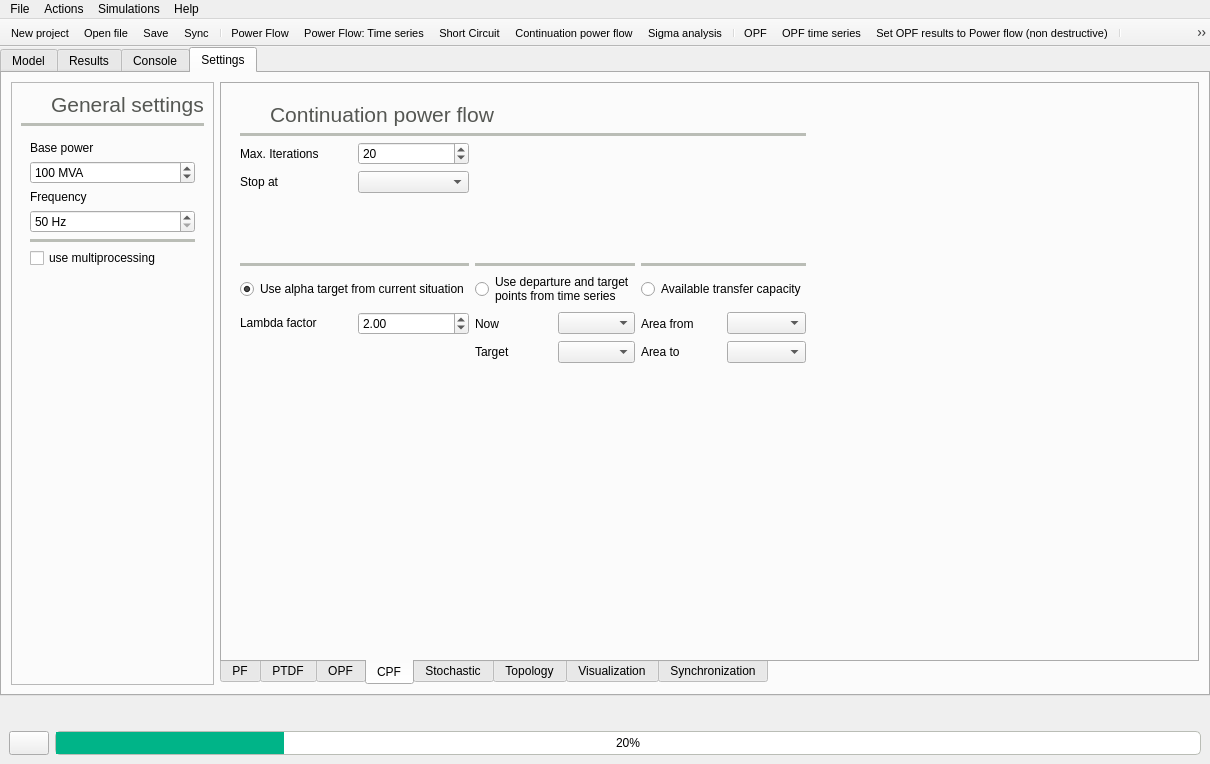
SanPen/GridCal, file src/GridCal/Gui/Main/MainWindow.ui: the form before one commit.
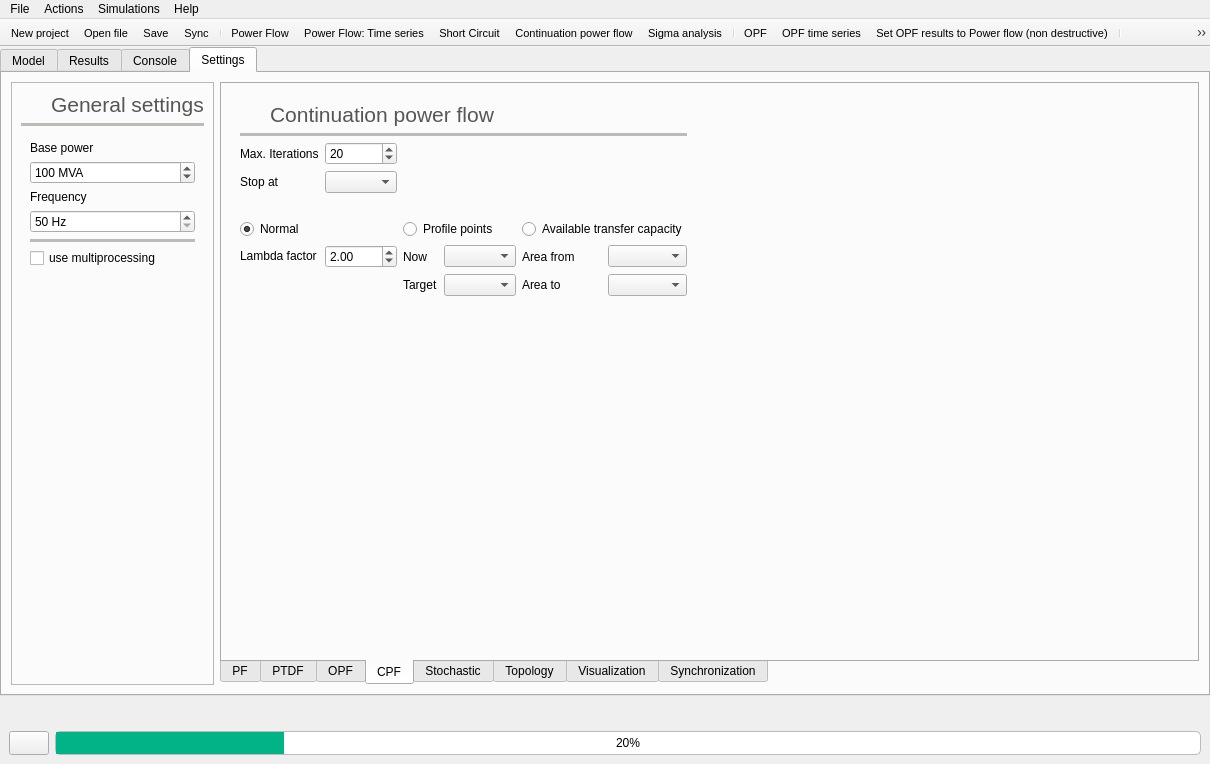
The form after the commit. The open tabs and pages were chosen to show the change. Icons and pictures are not drawn.

Commit message: Greatly improved the file efficiency by saving pandas pickles in the .gridcal file. Also fixed issue with loading booleans Also Fixed issue with Areas not loading right Also added area NTC based on CPF

What changed in the file:
```diff
--- a/src/GridCal/Gui/Main/MainWindow.ui
+++ b/src/GridCal/Gui/Main/MainWindow.ui
@@ -3305,86 +3305,6 @@
                <enum>QFrame::Raised</enum>
               </property>
               <layout class="QGridLayout" name="gridLayout_2">
-               <item row="9" column="0">
-                <widget class="QLabel" name="label_18">
-                 <property name="text">
-                  <string>&lt;html&gt;&lt;head/&gt;&lt;body&gt;&lt;p&gt;Lambda factor&lt;/p&gt;&lt;/body&gt;&lt;/html&gt;</string>
-                 </property>
-                </widget>
-               </item>
-               <item row="3" column="0">
-                <widget class="QLabel" name="label_8">
-                 <property name="text">
-                  <string>Stop at</string>
-                 </property>
-                </widget>
-               </item>
-               <item row="10" column="5">
-                <widget class="QComboBox" name="areaToComboBox"/>
-               </item>
-               <item row="9" column="3">
-                <widget class="QComboBox" name="vs_departure_comboBox"/>
-               </item>
-               <item row="10" column="3">
-                <widget class="QComboBox" name="vs_target_comboBox"/>
-               </item>
-               <item row="10" column="4">
-                <widget class="QLabel" name="label_26">
-                 <property name="text">
-                  <string>Area to</string>
-                 </property>
-                </widget>
-               </item>
-               <item row="9" column="4">
-                <widget class="QLabel" name="label_25">
-                 <property name="text">
-                  <string>Area from</string>
-                 </property>
-                </widget>
-               </item>
-               <item row="2" column="0">
-                <widget class="QLabel" name="label_29">
-                 <property name="text">
-                  <string>Max. Iterations</string>
-                 </property>
-                </widget>
-               </item>
-               <item row="2" column="1">
-                <widget class="QSpinBox" name="vs_max_iterations_spinBox">
-                 <property name="minimum">
-                  <number>1</number>
-                 </property>
-                 <property name="maximum">
-                  <number>300</number>
-                 </property>
-                 <property name="value">
-                  <number>20</number>
-                 </property>
-                </widget>
-               </item>
-               <item row="9" column="5">
-                <widget class="QComboBox" name="areaFromComboBox"/>
-               </item>
-               <item row="4" column="0">
-                <spacer name="verticalSpacer_7">
-                 <property name="orientation">
-                  <enum>Qt::Vertical</enum>
-                 </property>
-                 <property name="sizeHint" stdset="0">
-                  <size>
-                   <width>20</width>
-                   <height>40</height>
-                  </size>
-                 </property>
-                </spacer>
-               </item>
-               <item row="9" column="2">
-                <widget class="QLabel" name="label_19">
-                 <property name="text">
-                  <string>Now</string>
-                 </property>
-                </widget>
-               </item>
                <item row="1" column="0" colspan="6">
                 <widget class="Line" name="line_17">
                  <property name="palette">
@@ -3435,120 +3355,6 @@
                  </property>
                 </widget>
                </item>
-               <item row="7" column="2" colspan="2">
-                <widget class="Line" name="line_25">
-                 <property name="palette">
-                  <palette>
-                   <active>
-                    <colorrole role="WindowText">
-                     <brush brushstyle="SolidPattern">
-                      <color alpha="255">
-                       <red>186</red>
-                       <green>189</green>
-                       <blue>182</blue>
-                      </color>
-                     </brush>
-                    </colorrole>
-                   </active>
-                   <inactive>
-                    <colorrole role="WindowText">
-                     <brush brushstyle="SolidPattern">
-                      <color alpha="255">
-                       <red>186</red>
-                       <green>189</green>
-                       <blue>182</blue>
-                      </color>
-                     </brush>
-                    </colorrole>
-                   </inactive>
-                   <disabled>
-                    <colorrole role="WindowText">
-                     <brush brushstyle="SolidPattern">
-                      <color alpha="255">
-                       <red>190</red>
-                       <green>190</green>
-                       <blue>190</blue>
-                      </color>
-                     </brush>
-                    </colorrole>
-                   </disabled>
-                  </palette>
-                 </property>
-                 <property name="frameShadow">
-                  <enum>QFrame::Plain</enum>
-                 </property>
-                 <property name="lineWidth">
-                  <number>4</number>
-                 </property>
-                 <property name="orientation">
-                  <enum>Qt::Horizontal</enum>
-                 </property>
-                </widget>
-               </item>
-               <item row="10" column="2">
-                <widget class="QLabel" name="label_20">
-                 <property name="text">
-                  <string>Target</string>
-                 </property>
-                </widget>
-               </item>
-               <item row="7" column="0" colspan="2">
-                <widget class="Line" name="line_12">
-                 <property name="palette">
-                  <palette>
-                   <active>
-                    <colorrole role="WindowText">
-                     <brush brushstyle="SolidPattern">
-                      <color alpha="255">
-                       <red>186</red>
-                       <green>189</green>
-                       <blue>182</blue>
-                      </color>
-                     </brush>
-                    </colorrole>
-                   </active>
-                   <inactive>
-                    <colorrole role="WindowText">
-                     <brush brushstyle="SolidPattern">
-                      <color alpha="255">
-                       <red>186</red>
-                       <green>189</green>
-                       <blue>182</blue>
-                      </color>
-                     </brush>
-                    </colorrole>
-                   </inactive>
-                   <disabled>
-                    <colorrole role="WindowText">
-                     <brush brushstyle="SolidPattern">
-                      <color alpha="255">
-                       <red>190</red>
-                       <green>190</green>
-                       <blue>190</blue>
-                      </color>
-                     </brush>
-                    </colorrole>
-                   </disabled>
-                  </palette>
-                 </property>
-                 <property name="frameShadow">
-                  <enum>QFrame::Plain</enum>
-                 </property>
-                 <property name="lineWidth">
-                  <number>4</number>
-                 </property>
-                 <property name="orientation">
-                  <enum>Qt::Horizontal</enum>
-                 </property>
-                </widget>
-               </item>
-               <item row="8" column="4" colspan="2">
-                <widget class="QRadioButton" name="atcRadioButton">
-                 <property name="text">
-                  <string>Available transfer capacity</string>
-                 </property>
-                </widget>
-               </item>
                <item row="0" column="0" colspan="6">
                 <widget class="QFrame" name="frame_44">
                  <property name="frameShape">
@@ -3653,57 +3459,7 @@
                <item row="3" column="1">
                 <widget class="QComboBox" name="vc_stop_at_comboBox"/>
                </item>
-               <item row="7" column="4" colspan="2">
-                <widget class="Line" name="line_11">
-                 <property name="palette">
-                  <palette>
-                   <active>
-                    <colorrole role="WindowText">
-                     <brush brushstyle="SolidPattern">
-                      <color alpha="255">
-                       <red>186</red>
-                       <green>189</green>
-                       <blue>182</blue>
-                      </color>
-                     </brush>
-                    </colorrole>
-                   </active>
-                   <inactive>
-                    <colorrole role="WindowText">
-                     <brush brushstyle="SolidPattern">
-                      <color alpha="255">
-                       <red>186</red>
-                       <green>189</green>
-                       <blue>182</blue>
-                      </color>
-                     </brush>
-                    </colorrole>
-                   </inactive>
-                   <disabled>
-                    <colorrole role="WindowText">
-                     <brush brushstyle="SolidPattern">
-                      <color alpha="255">
-                       <red>190</red>
-                       <green>190</green>
-                       <blue>190</blue>
-                      </color>
-                     </brush>
-                    </colorrole>
-                   </disabled>
-                  </palette>
-                 </property>
-                 <property name="frameShadow">
-                  <enum>QFrame::Plain</enum>
-                 </property>
-                 <property name="lineWidth">
-                  <number>4</number>
-                 </property>
-                 <property name="orientation">
-                  <enum>Qt::Horizontal</enum>
-                 </property>
-                </widget>
-               </item>
-               <item row="9" column="1">
+               <item row="8" column="1">
                 <widget class="QDoubleSpinBox" name="alpha_doubleSpinBox">
                  <property name="minimum">
                   <double>-99.000000000000000</double>
@@ -3713,21 +3469,118 @@
                  </property>
                 </widget>
                </item>
-               <item row="8" column="0" colspan="2">
+               <item row="8" column="0">
+                <widget class="QLabel" name="label_18">
+                 <property name="text">
+                  <string>&lt;html&gt;&lt;head/&gt;&lt;body&gt;&lt;p&gt;Lambda factor&lt;/p&gt;&lt;/body&gt;&lt;/html&gt;</string>
+                 </property>
+                </widget>
+               </item>
+               <item row="3" column="0">
+                <widget class="QLabel" name="label_8">
+                 <property name="text">
+                  <string>Stop at</string>
+                 </property>
+                </widget>
+               </item>
+               <item row="7" column="0" colspan="2">
                 <widget class="QRadioButton" name="start_vs_from_default_radioButton">
-                 <property name="text">
+                 <property name="toolTip">
                   <string>Use alpha target from current situation</string>
                  </property>
+                 <property name="text">
+                  <string>Normal</string>
+                 </property>
                  <property name="checked">
                   <bool>true</bool>
                  </property>
                 </widget>
                </item>
-               <item row="8" column="2" colspan="2">
+               <item row="7" column="2" colspan="2">
                 <widget class="QRadioButton" name="start_vs_from_selected_radioButton">
-                 <property name="text">
+                 <property name="toolTip">
                   <string>Use departure and target
 points from time series</string>
+                 </property>
+                 <property name="text">
+                  <string>Profile points</string>
+                 </property>
+                </widget>
+               </item>
+               <item row="9" column="5">
+                <widget class="QComboBox" name="areaToComboBox"/>
+               </item>
+               <item row="8" column="2">
+                <widget class="QLabel" name="label_19">
+                 <property name="text">
+                  <string>Now</string>
+                 </property>
+                </widget>
+               </item>
+               <item row="8" column="4">
+                <widget class="QLabel" name="label_25">
+                 <property name="text">
+                  <string>Area from</string>
+                 </property>
+                </widget>
+               </item>
+               <item row="8" column="5">
+                <widget class="QComboBox" name="areaFromComboBox"/>
+               </item>
+               <item row="8" column="3">
+                <widget class="QComboBox" name="vs_departure_comboBox"/>
+               </item>
+               <item row="2" column="0">
+                <widget class="QLabel" name="label_29">
+                 <property name="text">
+                  <string>Max. Iterations</string>
+                 </property>
+                </widget>
+               </item>
+               <item row="9" column="2">
+                <widget class="QLabel" name="label_20">
+                 <property name="text">
+                  <string>Target</string>
+                 </property>
+                </widget>
+               </item>
+               <item row="9" column="4">
+                <widget class="QLabel" name="label_26">
+                 <property name="text">
+                  <string>Area to</string>
+                 </property>
+                </widget>
+               </item>
+               <item row="2" column="1">
+                <widget class="QSpinBox" name="vs_max_iterations_spinBox">
+                 <property name="minimum">
+                  <number>1</number>
+                 </property>
+                 <property name="maximum">
+                  <number>300</number>
+                 </property>
+                 <property name="value">
+                  <number>20</number>
+                 </property>
+                </widget>
+               </item>
+               <item row="9" column="3">
+                <widget class="QComboBox" name="vs_target_comboBox"/>
+               </item>
+               <item row="7" column="4" colspan="2">
+                <widget class="QRadioButton" name="atcRadioButton">
+                 <property name="toolTip">
+                  <string>Available transfer capacity</string>
+                 </property>
+                 <property name="text">
+                  <string>Available transfer capacity</string>
+                 </property>
+                </widget>
+               </item>
+               <item row="6" column="0">
+                <widget class="QLabel" name="label_37">
+                 <property name="text">
+                  <string/>
                  </property>
                 </widget>
                </item>
```
The commit also changes 16 other files.
